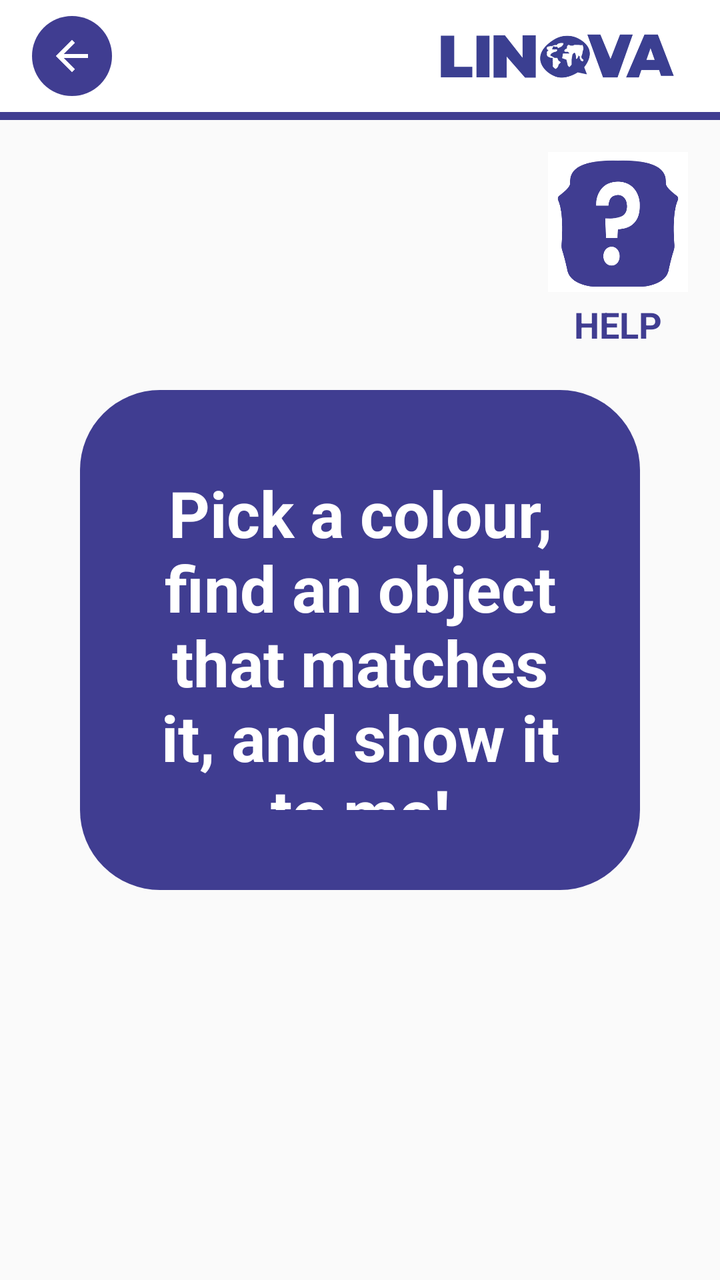
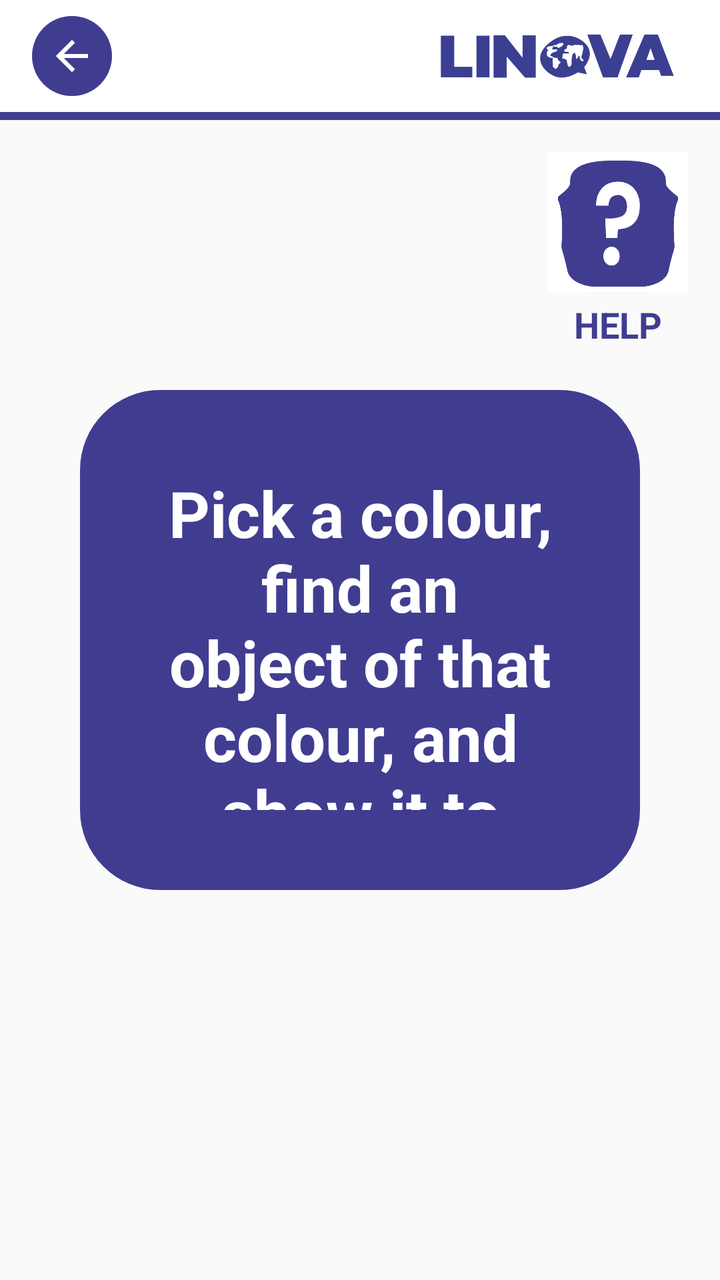

Before-and-after screenshots of an Android layout around one commit, followed by the original layout XML and the change that was made.
<!-- AndroidManifest.xml: application theme AppTheme -->
<!-- res/layout/activity_colores.xml -->
<androidx.constraintlayout.widget.ConstraintLayout
    xmlns:android="http://schemas.android.com/apk/res/android"
    xmlns:app="http://schemas.android.com/apk/res-auto"
    android:layout_width="match_parent"
    android:layout_height="match_parent">
    <include
        android:id="@+id/toolbar"
        layout="@layout/toolbar"
        app:layout_constraintTop_toTopOf="parent"
        app:layout_constraintStart_toStartOf="parent"
        app:layout_constraintEnd_toEndOf="parent"/>
    <LinearLayout
        android:id="@+id/helpContainer"
        android:layout_width="wrap_content"
        android:layout_height="wrap_content"
        android:layout_margin="16dp"
        android:layout_gravity="end"
        android:orientation="vertical"
        app:layout_constraintTop_toBottomOf="@id/toolbar"
        app:layout_constraintEnd_toEndOf="parent"
        android:gravity="center_horizontal">

        <ImageButton
            android:id="@+id/btnHelp"
            android:layout_width="70dp"
            android:layout_height="70dp"
            android:src="@drawable/help"
            android:scaleType="fitXY"
            android:padding="0dp"
            android:contentDescription="Help"/>

        <TextView
            android:id="@+id/helpText"
            android:layout_width="wrap_content"
            android:layout_height="wrap_content"
            android:text="HELP"
            android:textStyle="bold"
            android:textSize="18sp"
            android:textColor="@color/colorPurple"
            android:layout_marginTop="4dp"/>
    </LinearLayout>

    <LinearLayout
        android:id="@+id/loadingBox"
        app:layout_constraintTop_toTopOf="parent"
        app:layout_constraintBottom_toBottomOf="parent"
        android:layout_marginStart="40dp"
        android:layout_marginEnd="40dp"
        android:layout_marginTop="40dp"
        app:layout_constraintStart_toStartOf="parent"
        app:layout_constraintEnd_toEndOf="parent"

        android:layout_width="match_parent"
        android:layout_height="250dp"
        android:layout_margin="40dp"
        android:padding="40dp"
        android:background="@drawable/bg_dialog_rounded"
        android:orientation="vertical"
        android:gravity="center">

        <TextView
            android:id="@+id/instruction"
            android:layout_width="wrap_content"
            android:layout_height="wrap_content"
            android:text="Pick a colour, find an object that matches it, and show it to me!"
            android:textColor="@android:color/white"
            android:textStyle="bold"
            android:textSize="32sp"
            android:gravity="center"
            android:textAlignment="center"/>

        <LinearLayout
            android:layout_width="match_parent"
            android:layout_height="wrap_content"
            android:orientation="horizontal"
            android:gravity="center"
            android:paddingTop="16dp">

            <Button
                android:id="@+id/sayitagain"
                android:layout_height="48dp"
                android:layout_width="wrap_content"
                android:layout_marginEnd="8dp"
                android:text="SAY IT AGAIN"
                android:background="@drawable/btn_rounded_t"
                android:textColor="@color/colorBlack"
                android:textAllCaps="false"
                android:textStyle="bold"
                android:textSize="18sp"
                android:padding="12dp"/>

            <Button
                android:id="@+id/skip"
                android:layout_height="48dp"
                android:layout_width="wrap_content"
                android:layout_marginStart="8dp"
                android:text="SKIP"
                android:background="@drawable/btn_rounded_t"
                android:textColor="@color/colorBlack"
                android:textAllCaps="false"
                android:textStyle="bold"
                android:textSize="18sp"
                android:padding="12dp"/>

        </LinearLayout>


    </LinearLayout>

    
    <LinearLayout
        android:layout_width="wrap_content"
        android:layout_height="wrap_content"
        android:orientation="horizontal"
        android:id="@+id/fila1"
        android:visibility="invisible"
        app:layout_constraintTop_toBottomOf="@id/toolbar"
        app:layout_constraintStart_toStartOf="parent"
        app:layout_constraintEnd_toEndOf="parent"
        android:gravity="center">

        
        <LinearLayout
            android:layout_width="wrap_content"
            android:layout_height="wrap_content"
            android:orientation="vertical"
            android:gravity="center"
            android:padding="16dp">

            <ImageButton
                android:id="@+id/imgred"
                android:layout_width="200dp"
                android:layout_height="200dp"
                android:src="@drawable/grisuno"
                android:scaleType="centerInside"
                android:tag="red"
                android:background="?attr/selectableItemBackgroundBorderless"/>

            <Button
                android:id="@+id/red"
                android:layout_width="200dp"
                android:layout_height="wrap_content"
                android:text="RED"
                android:tag="red"
                android:textStyle="bold"
                android:background="@drawable/button_rounded"
                android:textColor="@color/colorWhite"/>
        </LinearLayout>

        
        <LinearLayout
            android:layout_width="wrap_content"
            android:layout_height="wrap_content"
            android:orientation="vertical"
            android:gravity="center"
            android:padding="16dp">

            <ImageButton
                android:id="@+id/imgblue"
                android:layout_width="200dp"
                android:layout_height="200dp"
                android:src="@drawable/grisuno"
                android:scaleType="centerInside"
                android:tag="blue"
                android:background="?attr/selectableItemBackgroundBorderless"/>

            <Button
                android:id="@+id/blue"
                android:layout_width="200dp"
                android:layout_height="wrap_content"
                android:text="BLUE"
                android:tag="blue"
                android:textStyle="bold"
                android:background="@drawable/button_rounded"
                android:textColor="@color/colorWhite"/>
        </LinearLayout>

        
        <LinearLayout
            android:layout_width="wrap_content"
            android:layout_height="wrap_content"
            android:orientation="vertical"
            android:gravity="center"
            android:padding="16dp">

            <ImageButton
                android:id="@+id/imggreen"
                android:layout_width="200dp"
                android:layout_height="200dp"
                android:src="@drawable/grisuno"
                android:scaleType="centerInside"
                android:tag="green"
                android:background="?attr/selectableItemBackgroundBorderless"/>

            <Button
                android:id="@+id/green"
                android:layout_width="200dp"
                android:layout_height="wrap_content"
                android:text="GREEN"
                android:tag="green"
                android:textStyle="bold"
                android:background="@drawable/button_rounded"
                android:textColor="@color/colorWhite"/>
        </LinearLayout>

        
        <LinearLayout
            android:layout_width="wrap_content"
            android:layout_height="wrap_content"
            android:orientation="vertical"
            android:gravity="center"
            android:padding="16dp">

            <ImageButton
                android:id="@+id/imgpurple"
                android:layout_width="200dp"
                android:layout_height="200dp"
                android:src="@drawable/grisuno"
                android:tag="purple"
                android:scaleType="centerInside"

                android:background="?attr/selectableItemBackgroundBorderless"/>

            <Button
                android:id="@+id/purple"
                android:layout_width="200dp"
                android:layout_height="wrap_content"
                android:text="PURPLE"
                android:tag="purple"
                android:textStyle="bold"
                android:background="@drawable/button_rounded"
                android:textColor="@color/colorWhite"/>
        </LinearLayout>

    </LinearLayout>

    
    <LinearLayout
        android:layout_width="wrap_content"
        android:layout_height="wrap_content"
        android:orientation="horizontal"
        android:id="@+id/fila2"
        android:visibility="invisible"
        android:gravity="center"
        app:layout_constraintTop_toBottomOf="@id/fila1"
        app:layout_constraintStart_toStartOf="parent"
        app:layout_constraintEnd_toEndOf="parent"
        android:layout_marginTop="20dp">

        
        <LinearLayout
            android:layout_width="wrap_content"
            android:layout_height="wrap_content"
            android:orientation="vertical"
            android:gravity="center"
            android:padding="16dp">

            <ImageButton
                android:id="@+id/imgblack"
                android:layout_width="200dp"
                android:layout_height="200dp"
                android:src="@drawable/grisuno"
                android:scaleType="centerInside"
                android:tag="black"
                android:background="?attr/selectableItemBackgroundBorderless"/>

            <Button
                android:id="@+id/black"
                android:layout_width="200dp"
                android:layout_height="wrap_content"
                android:text="BLACK"
                android:tag="black"
                android:textStyle="bold"
                android:background="@drawable/button_rounded"
                android:textColor="@color/colorWhite"/>
        </LinearLayout>

        <LinearLayout
            android:layout_width="wrap_content"
            android:layout_height="wrap_content"
            android:orientation="vertical"
            android:gravity="center"
            android:padding="16dp">

            <ImageButton
                android:id="@+id/imgpink"
                android:layout_width="200dp"
                android:layout_height="200dp"
                android:src="@drawable/grisuno"
                android:tag="pink"
                android:scaleType="centerInside"
                android:background="?attr/selectableItemBackgroundBorderless"/>

            <Button
                android:id="@+id/pink"
                android:layout_width="200dp"
                android:layout_height="wrap_content"
                android:text="PINK"
                android:textStyle="bold"
                android:tag="pink"
                android:background="@drawable/button_rounded"
                android:textColor="@color/colorWhite"/>
        </LinearLayout>

        <LinearLayout
            android:layout_width="wrap_content"
            android:layout_height="wrap_content"
            android:orientation="vertical"
            android:gravity="center"
            android:padding="16dp">

            <ImageButton
                android:id="@+id/imggrey"
                android:layout_width="200dp"
                android:layout_height="200dp"
                android:src="@drawable/grisuno"
                android:tag="grey"
                android:scaleType="centerInside"
                android:background="?attr/selectableItemBackgroundBorderless"/>

            <Button
                android:id="@+id/grey"
                android:layout_width="200dp"
                android:layout_height="wrap_content"
                android:text="GREY"
                android:tag="grey"
                android:textStyle="bold"
                android:background="@drawable/button_rounded"
                android:textColor="@color/colorWhite"/>
        </LinearLayout>

        <LinearLayout
            android:layout_width="wrap_content"
            android:layout_height="wrap_content"
            android:orientation="vertical"
            android:gravity="center"
            android:padding="16dp">

            <ImageButton
                android:id="@+id/imgwhite"
                android:layout_width="200dp"
                android:layout_height="200dp"
                android:src="@drawable/grisuno"
                android:tag="white"
                android:scaleType="centerInside"
                android:background="?attr/selectableItemBackgroundBorderless"/>

            <Button
                android:id="@+id/white"
                android:layout_width="200dp"
                android:layout_height="wrap_content"
                android:text="WHITE"
                android:tag="white"
                android:textStyle="bold"
                android:background="@drawable/button_rounded"
                android:textColor="@color/colorWhite"/>
        </LinearLayout>


    </LinearLayout>

</androidx.constraintlayout.widget.ConstraintLayout>
<!-- res/layout/toolbar.xml (included above) -->
<?xml version="1.0" encoding="utf-8"?>
<com.google.android.material.appbar.AppBarLayout
    xmlns:android="http://schemas.android.com/apk/res/android"
    android:layout_width="match_parent"
    android:layout_height="wrap_content"
    android:background="@android:color/white"
    android:elevation="0dp"
    android:stateListAnimator="@null">

    <androidx.appcompat.widget.Toolbar
        android:id="@+id/toolbar"
        android:layout_width="match_parent"
        android:layout_height="?attr/actionBarSize"
        android:background="@android:color/white">

        
        <ImageButton
            android:id="@+id/btnBack"
            android:layout_width="40dp"
            android:layout_height="40dp"
            android:layout_gravity="start|center_vertical"
            android:layout_marginStart="12dp"
            android:background="@drawable/arrow_button"
            android:padding="8dp"
            android:src="@drawable/baseline_arrow_back_24"
            android:contentDescription="Volver"/>

        
        <ImageView
            android:id="@+id/imgRight"
            android:layout_width="120dp"
            android:layout_height="40dp"
            android:layout_gravity="end|center_vertical"
            android:layout_marginEnd="22dp"
            android:src="@drawable/logo"/>

    </androidx.appcompat.widget.Toolbar>

    
    <View
        android:layout_width="match_parent"
        android:layout_height="4dp"
        android:background="@color/colorPurple"/>

</com.google.android.material.appbar.AppBarLayout>
<!-- resources referenced by this layout -->
<resources>
  <color name="colorBlack">#000000</color>
  <color name="colorPurple">#403D91</color>
  <color name="colorWhite">#FFFFFF</color>
  <!-- drawable arrow_button (drawable) -->
  <layer-list xmlns:android="http://schemas.android.com/apk/res/android">
  
      
      <item>
          <shape android:shape="oval">
              <size
                  android:width="40dp"
                  android:height="40dp"/>
              <solid android:color="@color/colorPurple"/>
          </shape>
      </item>
  
      
      <item
          android:drawable="@drawable/baseline_arrow_back_24"
          android:gravity="center"/>
  </layer-list>
  <!-- drawable baseline_arrow_back_24 (drawable) -->
  <vector xmlns:android="http://schemas.android.com/apk/res/android" android:autoMirrored="true" android:height="24dp" android:tint="#FFFFFF" android:viewportHeight="24" android:viewportWidth="24" android:width="24dp">
        
      <path android:fillColor="@android:color/white" android:pathData="M20,11H7.83l5.59,-5.59L12,4l-8,8 8,8 1.41,-1.41L7.83,13H20v-2z"/>
      
  </vector>
  <!-- drawable bg_dialog_rounded (drawable) -->
  <?xml version="1.0" encoding="utf-8"?>
  <shape xmlns:android="http://schemas.android.com/apk/res/android">
  
      <solid android:color="@color/colorPurple"/>
  
      <corners android:radius="40dp"/>
  
  </shape>
  <!-- drawable btn_rounded_t (drawable) -->
  <?xml version="1.0" encoding="utf-8"?>
  <shape xmlns:android="http://schemas.android.com/apk/res/android">
  
      <solid android:color="#D9D9D9"/>
  
      <corners android:radius="30dp"/>
  
  </shape>
  <!-- drawable button_rounded (drawable) -->
  <?xml version="1.0" encoding="utf-8"?>
  <shape xmlns:android="http://schemas.android.com/apk/res/android"
      android:shape="rectangle">
      <corners android:radius="15dp" />
      <padding
          android:left="8dp"
          android:top="8dp"
          android:right="8dp"
          android:bottom="8dp" />
      <solid android:color="@color/colorPurple" />
  </shape>
  <!-- drawable grisuno: png bitmap (drawable, 24838 bytes) -->
  <!-- drawable help: png bitmap (drawable, 11131 bytes) -->
  <!-- drawable logo: png bitmap (drawable, 20298 bytes) -->
  <style name="AppTheme" parent="Theme.AppCompat.Light.NoActionBar">
  
      </style>
</resources>

<!-- the commit's change to res/layout/activity_colores.xml (unified diff, before → after) -->
@@ -62,7 +62,7 @@
             android:id="@+id/instruction"
             android:layout_width="wrap_content"
             android:layout_height="wrap_content"
-            android:text="Pick a colour, find an object that matches it, and show it to me!"
+            android:text="Pick a colour, find an object of that colour, and show it to me. Tap the button HELP if you don't understand it."
             android:textColor="@android:color/white"
             android:textStyle="bold"
             android:textSize="32sp"
@@ -94,7 +94,7 @@
                 android:layout_height="48dp"
                 android:layout_width="wrap_content"
                 android:layout_marginStart="8dp"
-                android:text="SKIP"
+                android:text="START"
                 android:background="@drawable/btn_rounded_t"
                 android:textColor="@color/colorBlack"
                 android:textAllCaps="false"
